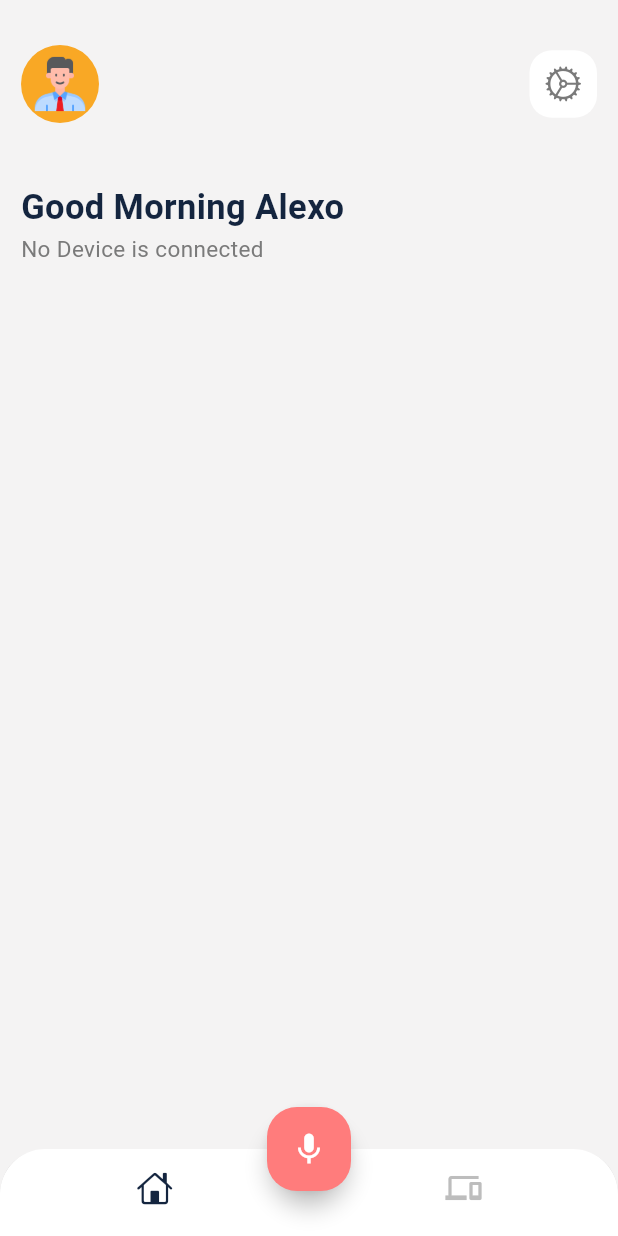
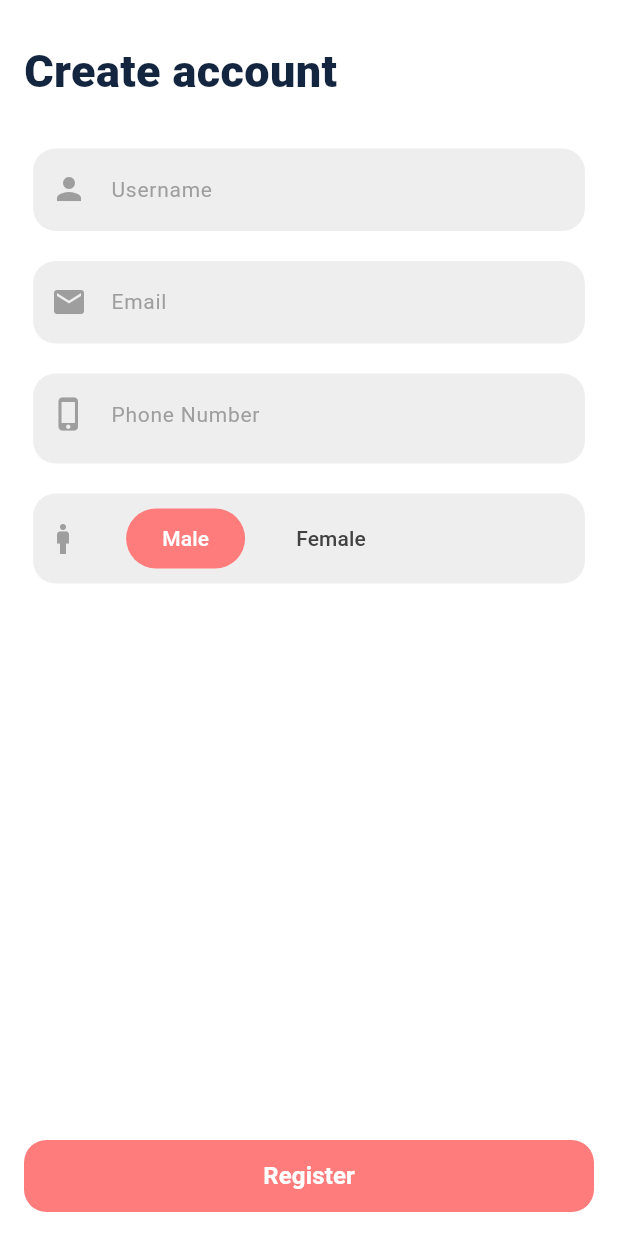
Before and after one commit to ZakariaeAmrani1/SmartHomeAppFlutter, a Flutter app: the screen it shows after launch, on a phone screen of 412 x 824 dp. Run offline on Flutter 3.47's test engine with Material 3 defaults, Android fonts, the light colour scheme and no system bars; our stand-ins replace animated_toggle_switch, dio, dropdown_button2, hive, loading_animation_widget, sleek_circular_slider; missing offline and left inert: alert_info, flutter_hsvcolor_picker, popup_card, record; accounts and stored records are empty.

Commit message:
commit18

```diff
--- a/smarthome/lib/Components/Device.dart
+++ b/smarthome/lib/Components/Device.dart
@@ -58,7 +58,7 @@ class _DeviceState extends State<Device> {
                   borderRadius: BorderRadius.circular(20),
                 ),
                 child: Image(
-                    image: positive ? AssetImage(widget.device.imageUrl1) : AssetImage(widget.device.imageUrl),
+                    image: widget.device.state ? AssetImage(widget.device.imageUrl1) : AssetImage(widget.device.imageUrl),
                     width: 30,
                     ),
                 ),
@@ -70,7 +70,7 @@ class _DeviceState extends State<Device> {
         Text("40% Luminosity", style: TextStyle(fontSize: 13, fontWeight: FontWeight.w400, color: Theme.of(context).colorScheme.surface),),
         SizedBox(height: 30,),
         AnimatedToggleSwitch<bool>.dual(
-              current: positive,
+              current: widget.device.state,
               first: false,
               second: true,
               spacing: 10.0,
@@ -97,7 +97,7 @@ class _DeviceState extends State<Device> {
                       color: Color.lerp(
                           Theme.of(context).colorScheme.surface, Theme.of(context).colorScheme.surface, global.position)),
               onChanged: (b) {
-                setState(() => positive = b);
+                setState(() => widget.device.state = b);
                 widget.onDeviceUpdate(b, widget.index);
                 return Future<dynamic>.delayed(const Duration(milliseconds: 80));
               },
--- a/smarthome/lib/Screens/Home/Views/HomeScreen.dart
+++ b/smarthome/lib/Screens/Home/Views/HomeScreen.dart
@@ -11,7 +11,9 @@ import 'package:path_provider/path_provider.dart';
 import 'package:record/record.dart';
 import 'package:smarthome/Screens/Device/views/DevicesList.dart';
 import 'package:smarthome/Screens/Home/Views/MainScreen.dart';
+import 'package:smarthome/Screens/Home/Views/Register.dart';
 import 'package:smarthome/models/deviceModel.dart';
+import 'package:smarthome/models/userModel.dart';
 
 
 
@@ -24,12 +26,49 @@ class HomeScreen extends StatefulWidget {
 
 class _MyWidgetState extends State<HomeScreen> {
 
+  late Usermodel user;
   final record = AudioRecorder();
   int index = 0;
   late List<DeviceModel> devices;
   int _isListening = 0;
   bool isloading = false;
+  bool isFound = false;
   // String _text = "turn on the living room lights";
+
+  void saveUserData(Map<String, dynamic> userData) {
+    final box = Hive.box('userBox');
+    box.put('user', userData);
+  }
+
+  Map<String, dynamic>? getUserData() {
+      final box = Hive.box('userBox');
+      return Map<String, dynamic>.from(box.get('user') ?? {});
+  }
+
+  void updateUserData(Map<String, dynamic> updates) {
+    final box = Hive.box('userBox');
+    final currentData = Map<String, dynamic>.from(box.get('user') ?? {});
+    currentData.addAll(updates);
+    box.put('user', currentData);
+  }
+
+
+  void onUserUpdate(newuser) {
+    setState(() {
+      updateUserData({'username': newuser.username});
+      updateUserData({'email': newuser.email});
+      updateUserData({'phonenumber': newuser.phonenumber});
+      updateUserData({'gender': newuser.gender});
+      user = newuser;
+    });
+    AlertInfo.show(
+        context: context,
+        text: 'Profile Updated.',
+        typeInfo: TypeInfo.success,
+        backgroundColor: Colors.white,
+        textColor: Colors.grey.shade800,
+    );
+  }
 
    void onDeviceInsert(DeviceModel device) async {
       final box = Hive.box<DeviceModel>('devicesBox');
@@ -135,7 +174,6 @@ class _MyWidgetState extends State<HomeScreen> {
   }
 
   void doAction(String action, String deviceName) {
-    print(getDeviceIdByName(deviceName));
     int deviceID = getDeviceIdByName(deviceName);
     if(deviceID == -1){
        AlertInfo.show(
@@ -177,7 +215,7 @@ class _MyWidgetState extends State<HomeScreen> {
         'audio': await MultipartFile.fromFile(audioFile.path, filename: 'audio.wav'),
       });
 
-      final response = await dio.post('http://192.168.11.114:5000/predict_intent', data: formData);
+      final response = await dio.post('http://192.168.11.137:5000/predict_intent', data: formData);
       final data = response.data;
         print(data['action']);
         print(data['device_name']);
@@ -257,12 +295,51 @@ class _MyWidgetState extends State<HomeScreen> {
     }
   }
 
-
+  void onUserRegister(Usermodel user){
+    saveUserData({
+      'username': user.username,
+      'email': user.email,
+      'phonenumber': user.phonenumber,
+      'gender': user.gender,
+    });
+     AlertInfo.show(
+      context: context,
+      text: 'Account created !',
+      typeInfo: TypeInfo.success,
+      backgroundColor: Colors.white,
+      textColor: Colors.grey.shade800,
+    );
+    final userData = getUserData();
+      setState(() {
+        user = Usermodel(username: userData?['username'], email: userData?['email'], phonenumber: userData?['phonenumber'], gender: userData?['gender']);
+        isFound = true;
+      });
+  }
   @override
   void initState(){
     super.initState();
     Box<DeviceModel> box = Hive.box<DeviceModel>('devicesBox');
     devices = box.values.toList();
+    // saveUserData({
+    //   'username': 'Alexo',
+    //   'email': 'alexo@gmail.com',
+    //   'phonenumber': '0677401846',
+    //   'gender': 'male',
+    // });
+    final userData = getUserData();
+    if(userData != null && userData.isNotEmpty) {
+      user = Usermodel(username: userData['username'], email: userData['email'], phonenumber: userData['phonenumber'], gender: userData['gender']);
+      setState(() {
+        isFound = true;
+      });
+    }
+    else{
+      user = Usermodel(username: '', email: '', phonenumber: '', gender: '');
+      setState(() {
+        isFound = false;
+      });
+    }
+    print(user);
 
     // box.deleteAt(2);
   }
@@ -273,7 +350,9 @@ class _MyWidgetState extends State<HomeScreen> {
   }
   @override
   Widget build(BuildContext context) {
-    return  Scaffold(
+    return  !isFound
+    ? Register(onUserRegister: onUserRegister,)
+    : Scaffold(
        appBar: AppBar(
               toolbarHeight: 10,
               backgroundColor: Theme.of(context).colorScheme.surface,
@@ -398,7 +477,7 @@ class _MyWidgetState extends State<HomeScreen> {
               ),
             ),
             body: index == 0
-                ? Mainscreen(devices: devices, onDeviceUpdate: onDeviceUpdate,)
+                ? Mainscreen(devices: devices, onDeviceUpdate: onDeviceUpdate)
                 : Deviceslist(devices: devices, onDeviceDelete: onDeviceDelete, onDeviceInsert: onDeviceInsert,)
     );
   }
--- a/smarthome/lib/Screens/Home/Views/MainScreen.dart
+++ b/smarthome/lib/Screens/Home/Views/MainScreen.dart
@@ -68,12 +68,6 @@ class _MainscreenState extends State<Mainscreen> {
   @override
   void initState() {
     super.initState();
-    saveUserData({
-      'username': 'Alexo',
-      'email': 'alexo@gmail.com',
-      'phonenumber': '0677401846',
-      'gender': 'male',
-    });
     devices = List.from(widget.devices);
     final userData = getUserData();
     user = Usermodel(username: userData?['username'], email: userData?['email'], phonenumber: userData?['phonenumber'], gender: userData?['gender']);
--- /dev/null
+++ b/smarthome/lib/Screens/Home/Views/Register.dart
@@ -0,0 +1,259 @@
+import 'package:alert_info/alert_info.dart';
+import 'package:flutter/cupertino.dart';
+import 'package:flutter/material.dart';
+import 'package:flutter/services.dart';
+import 'package:smarthome/models/userModel.dart';
+
+class Register extends StatefulWidget {
+  const Register({super.key, required this.onUserRegister});
+  final Function( Usermodel newuser) onUserRegister;
+
+  @override
+  State<Register> createState() => _RegisterState();
+}
+
+class _RegisterState extends State<Register> {
+  Usermodel newuser = Usermodel(username: "", email: "", phonenumber: "", gender: "male");
+  @override
+  Widget build(BuildContext context) {
+    return Scaffold(
+      backgroundColor: Colors.white,
+      appBar:  AppBar(
+              toolbarHeight: 10,
+              backgroundColor: Colors.white,
+            ),
+      body: Padding(
+        padding: const EdgeInsets.all(16.0),
+        child: Column(
+          mainAxisAlignment: MainAxisAlignment.spaceBetween,
+          crossAxisAlignment: CrossAxisAlignment.center,
+          children: [
+            Column(
+              children: [
+                    Row(
+                    children: [
+                          Text("Create account", style: TextStyle(fontSize: 30, fontWeight: FontWeight.w900, color: Theme.of(context).colorScheme.onSurface),),
+                    ],
+                  ),
+                  SizedBox(height: 30,),
+                     Container(
+                      height: 55,
+                      width: MediaQuery.of(context).size.width / 1.12,
+                      decoration: BoxDecoration(
+                        color: Colors.grey[200],
+                        borderRadius: BorderRadius.circular(15),
+                      ),
+                      child: TextFormField(
+                        decoration: const InputDecoration(
+                          border: InputBorder.none,
+                          contentPadding:
+                              EdgeInsets.symmetric(horizontal: 20, vertical: 15),
+                          hintText: 'Username',
+                          hintStyle: TextStyle(
+                            color: Colors.grey,
+                            fontSize: 14,
+                          ),
+                          prefixIcon: Icon(
+                            Icons.person,
+                            color: Colors.grey,
+                          ),
+                        ),
+                        inputFormatters: [
+                          LengthLimitingTextInputFormatter(16),
+                        ],
+                        onChanged: (value) {
+                          setState(() {
+                            newuser.username = value;
+                          });
+                        },
+                      ),
+                    ),
+                    SizedBox(height: 20,),
+                    Container(
+                      height: 55,
+                      width: MediaQuery.of(context).size.width / 1.12,
+                      decoration: BoxDecoration(
+                        color: Colors.grey[200],
+                        borderRadius: BorderRadius.circular(15),
+                      ),
+                      child: TextFormField(
+                        decoration: const InputDecoration(
+                          border: InputBorder.none,
+                          contentPadding:
+                              EdgeInsets.symmetric(horizontal: 20, vertical: 15),
+                          hintText: 'Email',
+                          hintStyle: TextStyle(
+                            color: Colors.grey,
+                            fontSize: 14,
+                          ),
+                          prefixIcon: Icon(
+                            Icons.email,
+                            color: Colors.grey,
+                          ),
+                        ),
+                        inputFormatters: [
+                          LengthLimitingTextInputFormatter(16),
+                        ],
+                        onChanged: (value) {
+                          setState(() {
+                            newuser.email = value;
+                          });
+                        },
+                      ),
+                    ),
+                    SizedBox(height: 20,),
+                    Container(
+                      height: 60,
+                      width: MediaQuery.of(context).size.width / 1.12,
+                      decoration: BoxDecoration(
+                        color: Colors.grey[200],
+                        borderRadius: BorderRadius.circular(15),
+                      ),
+                      child: TextFormField(
+                        decoration: const InputDecoration(
+                          border: InputBorder.none,
+                          contentPadding:
+                              EdgeInsets.symmetric(horizontal: 20, vertical: 15),
+                          hintText: 'Phone Number',
+                          hintStyle: TextStyle(
+                            color: Colors.grey,
+                            fontSize: 14,
+                          ),
+                          prefixIcon: Icon(
+                            Icons.phone_iphone,
+                            color: Colors.grey,
+                          ),
+                        ),
+                        keyboardType: TextInputType.number,
+                        inputFormatters: [
+                          FilteringTextInputFormatter.digitsOnly,
+                          LengthLimitingTextInputFormatter(10),
+                        ],
+                        onChanged: (value) {
+                          setState(() {
+                            newuser.phonenumber = value;
+                          });
+                        },
+                      ),
+                      ),
+                      SizedBox(height: 20,),
+                      Container(
+                      height: 60,
+                      width: MediaQuery.of(context).size.width / 1.12,
+                      decoration: BoxDecoration(
+                        color: Colors.grey[200],
+                        borderRadius: BorderRadius.circular(15),
+                      ),
+                      child: Padding(
+                        padding: const EdgeInsets.all(8.0),
+                        child: Row(
+                          mainAxisAlignment: MainAxisAlignment.start,
+                          mainAxisSize: MainAxisSize.max,
+                          children: [
+                            Icon(
+                              Icons.man,
+                              color: Colors.grey,
+                            ),
+                            const SizedBox(
+                              width: 30,
+                            ),
+                            Row(
+                              mainAxisAlignment: MainAxisAlignment.center,
+                              mainAxisSize: MainAxisSize.max,
+                              children: [
+                                ElevatedButton(
+                                  onPressed: () {
+                                    setState(() {
+                                      newuser.gender = "male";
+                                    });
+                                  },
+                                  style: newuser.gender == "male"
+                                      ? ElevatedButton.styleFrom(
+                                          backgroundColor: Theme.of(context).colorScheme.primary,
+                                          shadowColor: Colors.transparent,
+                                        )
+                                      : ElevatedButton.styleFrom(
+                                          backgroundColor: Colors.grey[200],
+                                          shadowColor: Colors.transparent,
+                                        ),
+                                  child: Text(
+                                    "Male",
+                                    style: TextStyle(
+                                      color: newuser.gender == "male" ? Colors.white : Colors.grey.shade800,
+                                      fontSize: 14,
+                                    ),
+                                  ),
+                                ),
+                                const SizedBox(
+                                  width: 10,
+                                ),
+                                ElevatedButton(
+                                  onPressed: () {
+                                    setState(() {
+                                      newuser.gender = "female";
+                                    });
+                                  },
+                                  style: newuser.gender == "female"
+                                      ? ElevatedButton.styleFrom(
+                                          backgroundColor: Theme.of(context).colorScheme.primary,
+                                          shadowColor: Colors.transparent,
+                                        )
+                                      : ElevatedButton.styleFrom(
+                                          backgroundColor: Colors.grey[200],
+                                          shadowColor: Colors.transparent,
+                                        ),
+                                  child: Text(
+                                    "Female",
+                                    style: TextStyle(
+                                      color: newuser.gender == "female" ? Colors.white : Colors.grey.shade800,
+                                      fontSize: 14,
+                                    ),
+                                  ),
+                                ),
+                              ],
+                            ),
+                          ],
+                        ),
+                      ),
+                    ),
+              ],
+            ),
+              Container(
+                  decoration: BoxDecoration(
+                    color: Theme.of(context).colorScheme.primary,
+                    borderRadius: BorderRadius.circular(15),
+                  ),
+                  child: ElevatedButton(
+                    onPressed: () {
+                      if(newuser.email == "" || newuser.username == "" || newuser.phonenumber == "" || newuser.gender == "")
+                      {
+                          AlertInfo.show(
+                            context: context,
+                            text: 'Please fill in all the fields first!',
+                            typeInfo: TypeInfo.error,
+                            backgroundColor: Colors.white,
+                            textColor: Colors.grey.shade800,
+                          );
+                      }
+                      else{
+                        widget.onUserRegister(newuser);
+                      }
+                    },
+                    style: ElevatedButton.styleFrom(
+                      backgroundColor: Colors.transparent,
+                      shadowColor: Colors.transparent,
+                    ),
+                    child: Row(
+                      mainAxisAlignment: MainAxisAlignment.center,
+                      children: [
+                        Text("Register", style: TextStyle(color: Colors.white, fontWeight: FontWeight.bold, fontSize: 16),)
+                      ],
+                    ),
+                  ),
+                ),
+          ],
+        ),
+      ),
+    );
+  }
+}
--- a/smarthome/pubspec.yaml
+++ b/smarthome/pubspec.yaml
@@ -50,6 +50,7 @@ dependencies:
   http: ^1.4.0
   record: ^6.0.0
   dio: ^5.8.0+1
+  welcomescreenflutter: ^0.0.5
 
 dev_dependencies:
   flutter_test:
```
Also changed, not shown: smarthome/pubspec.lock.
